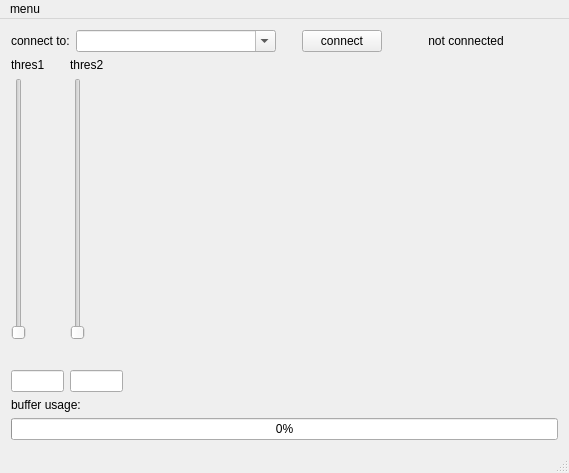
The window that myon_detector_gui/src/mainwindow.ui (MuonPi/muondetector) describes before a commit, drawn with Qt 5.
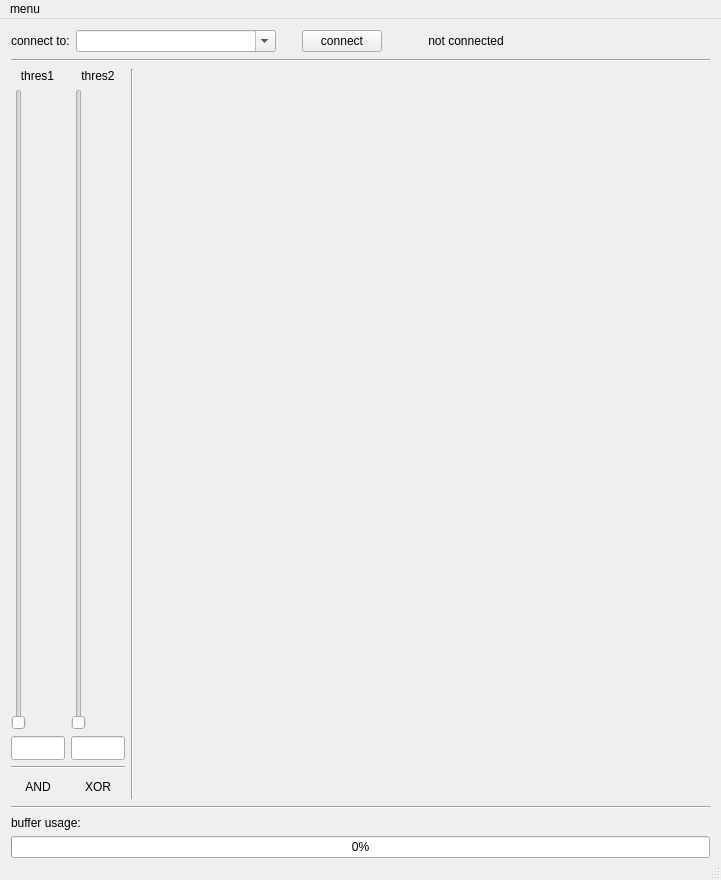
The same window after the commit.

Diff of the .ui file:
```diff
--- a/myon_detector_gui/src/mainwindow.ui
+++ b/myon_detector_gui/src/mainwindow.ui
@@ -9,15 +9,36 @@
    <rect>
     <x>0</x>
     <y>0</y>
-    <width>569</width>
-    <height>473</height>
+    <width>721</width>
+    <height>880</height>
    </rect>
   </property>
   <property name="windowTitle">
    <string>myon detector overview</string>
   </property>
   <widget class="QWidget" name="centralWidget">
-   <layout class="QVBoxLayout" name="verticalLayout">
+   <property name="sizePolicy">
+    <sizepolicy hsizetype="Preferred" vsizetype="MinimumExpanding">
+     <horstretch>0</horstretch>
+     <verstretch>0</verstretch>
+    </sizepolicy>
+   </property>
+   <layout class="QVBoxLayout" name="verticalLayout_3">
+    <property name="spacing">
+     <number>7</number>
+    </property>
+    <property name="leftMargin">
+     <number>11</number>
+    </property>
+    <property name="topMargin">
+     <number>11</number>
+    </property>
+    <property name="rightMargin">
+     <number>11</number>
+    </property>
+    <property name="bottomMargin">
+     <number>0</number>
+    </property>
     <item>
      <layout class="QHBoxLayout" name="horizontalLayout">
       <item>
@@ -120,6 +141,17 @@
      </layout>
     </item>
     <item>
+     <widget class="Line" name="line_4">
+      <property name="orientation">
+       <enum>Qt::Horizontal</enum>
+      </property>
+     </widget>
+    </item>
+    <item>
+     <layout class="QHBoxLayout" name="horizontalLayout_4">
+      <item>
+       <layout class="QVBoxLayout" name="verticalLayout">
+        <item>
      <layout class="QHBoxLayout" name="horizontalLayout_2">
       <item>
        <layout class="QVBoxLayout" name="discr1Layout">
@@ -140,6 +172,9 @@
           <property name="text">
            <string>thres1</string>
           </property>
+              <property name="alignment">
+               <set>Qt::AlignCenter</set>
+              </property>
          </widget>
         </item>
         <item>
@@ -155,25 +190,6 @@
           </property>
          </widget>
         </item>
-        <item>
-         <widget class="QLabel" name="discr1Hit">
-          <property name="sizePolicy">
-           <sizepolicy hsizetype="Preferred" vsizetype="Fixed">
-            <horstretch>0</horstretch>
-            <verstretch>0</verstretch>
-           </sizepolicy>
-          </property>
-          <property name="minimumSize">
-           <size>
-            <width>18</width>
-            <height>18</height>
-           </size>
-          </property>
-          <property name="text">
-           <string/>
-          </property>
-         </widget>
-        </item>
         <item>
          <widget class="QLineEdit" name="discr1Edit">
           <property name="sizePolicy">
@@ -182,6 +198,12 @@
             <verstretch>0</verstretch>
            </sizepolicy>
           </property>
+              <property name="minimumSize">
+               <size>
+                <width>53</width>
+                <height>24</height>
+               </size>
+              </property>
           <property name="baseSize">
            <size>
             <width>51</width>
@@ -211,6 +233,9 @@
           <property name="text">
            <string>thres2</string>
           </property>
+              <property name="alignment">
+               <set>Qt::AlignCenter</set>
+              </property>
          </widget>
         </item>
         <item>
@@ -223,19 +248,6 @@
           </property>
          </widget>
         </item>
-        <item>
-         <widget class="QLabel" name="discr2Hit">
-          <property name="minimumSize">
-           <size>
-            <width>18</width>
-            <height>18</height>
-           </size>
-          </property>
-          <property name="text">
-           <string/>
-          </property>
-         </widget>
-        </item>
         <item>
          <widget class="QLineEdit" name="discr2Edit">
           <property name="enabled">
@@ -247,6 +259,12 @@
             <verstretch>0</verstretch>
            </sizepolicy>
           </property>
+              <property name="minimumSize">
+               <size>
+                <width>53</width>
+                <height>24</height>
+               </size>
+              </property>
           <property name="baseSize">
            <size>
             <width>51</width>
@@ -256,6 +274,72 @@
          </widget>
         </item>
        </layout>
+          </item>
+         </layout>
+        </item>
+        <item>
+         <widget class="Line" name="line_3">
+          <property name="orientation">
+           <enum>Qt::Horizontal</enum>
+          </property>
+         </widget>
+        </item>
+        <item>
+         <layout class="QHBoxLayout" name="horizontalLayout_3">
+          <item>
+           <widget class="QLabel" name="XORHit">
+            <property name="sizePolicy">
+             <sizepolicy hsizetype="Fixed" vsizetype="Fixed">
+              <horstretch>54</horstretch>
+              <verstretch>24</verstretch>
+             </sizepolicy>
+            </property>
+            <property name="minimumSize">
+             <size>
+              <width>54</width>
+              <height>24</height>
+             </size>
+            </property>
+            <property name="text">
+             <string>AND</string>
+            </property>
+            <property name="alignment">
+             <set>Qt::AlignCenter</set>
+            </property>
+           </widget>
+          </item>
+          <item>
+           <widget class="QLabel" name="ANDHit">
+            <property name="sizePolicy">
+             <sizepolicy hsizetype="Fixed" vsizetype="Fixed">
+              <horstretch>54</horstretch>
+              <verstretch>24</verstretch>
+             </sizepolicy>
+            </property>
+            <property name="minimumSize">
+             <size>
+              <width>54</width>
+              <height>24</height>
+             </size>
+            </property>
+            <property name="text">
+             <string>XOR</string>
+            </property>
+            <property name="alignment">
+             <set>Qt::AlignCenter</set>
+            </property>
+           </widget>
+          </item>
+         </layout>
+        </item>
+       </layout>
+      </item>
+      <item>
+       <widget class="Line" name="line_2">
+        <property name="orientation">
+         <enum>Qt::Vertical</enum>
+        </property>
+       </widget>
       </item>
       <item>
        <spacer name="horizontalSpacer">
@@ -273,6 +357,21 @@
      </layout>
     </item>
     <item>
+     <widget class="Line" name="line">
+      <property name="sizePolicy">
+       <sizepolicy hsizetype="MinimumExpanding" vsizetype="Fixed">
+        <horstretch>0</horstretch>
+        <verstretch>0</verstretch>
+       </sizepolicy>
+      </property>
+      <property name="orientation">
+       <enum>Qt::Horizontal</enum>
+      </property>
+     </widget>
+    </item>
+    <item>
+     <layout class="QVBoxLayout" name="verticalLayout_2">
+      <item>
      <widget class="QLabel" name="bufferUsageLabel">
       <property name="text">
        <string>buffer usage:</string>
@@ -287,14 +386,16 @@
      </widget>
     </item>
    </layout>
+    </item>
+   </layout>
   </widget>
   <widget class="QMenuBar" name="menuBar">
    <property name="geometry">
     <rect>
      <x>0</x>
      <y>0</y>
-     <width>569</width>
-     <height>17</height>
+     <width>721</width>
+     <height>25</height>
     </rect>
    </property>
    <widget class="QMenu" name="menuoverview">
```
Lines whose indentation alone changed are shown as unchanged.
